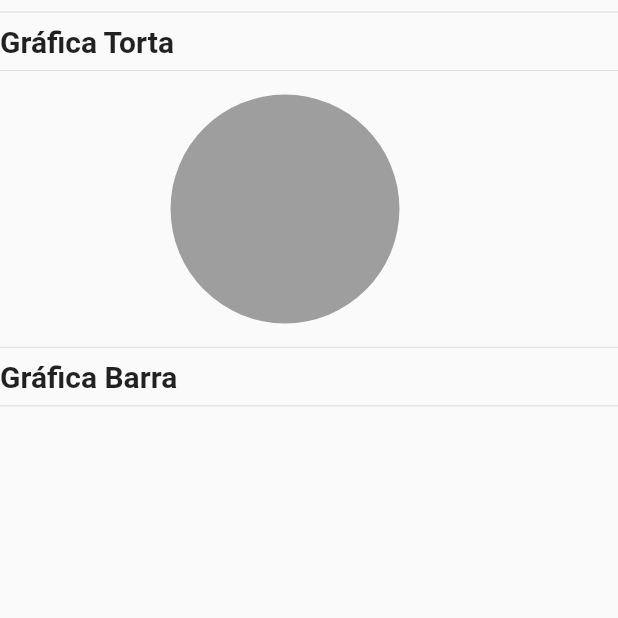
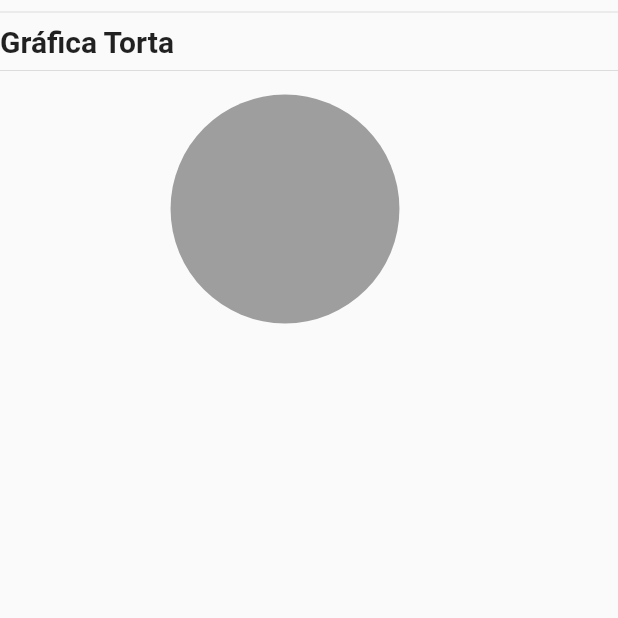
Before and after one commit to sixtoromero/agence-frontend, a Flutter app: the GraficoPage screen opened directly, on a phone screen of 412 x 824 dp, the top half of it. Run offline on Flutter 3.47's test engine with Material 2 defaults, Android fonts, the phone set to English and light mode, and no system bars; drawn by our look-alikes of pie_chart; our stand-ins replace dio; missing offline and left inert: date_range_picker; network calls fail.

Commit message:
Se aplican cambios para dejar por terminado el desarrollo

```diff
--- a/lib/src/pages/consultores_page.dart
+++ b/lib/src/pages/consultores_page.dart
@@ -117,7 +117,7 @@ class _ConsultoresPageState extends State<ConsultoresPage> {
             crossAxisAlignment: WrapCrossAlignment.center,
             children: <Widget>[
               RaisedButton(
-                child: Text('Abrir calendario'),
+                child: Text('Periodo'),
                 shape: OutlineInputBorder(
                   borderRadius: BorderRadius.circular(5.0),
                   borderSide: BorderSide(
--- a/lib/src/pages/grafico_page.dart
+++ b/lib/src/pages/grafico_page.dart
@@ -1,7 +1,9 @@
+import 'package:flutter/material.dart';
+
+import 'package:pie_chart/pie_chart.dart';
+
 import 'package:desempenho/src/models/Relatorio.dart';
 import 'package:desempenho/src/providers/Provider.dart';
-import 'package:flutter/material.dart';
-import 'package:pie_chart/pie_chart.dart';
 
 class GraficoPage extends StatefulWidget {
   @override
@@ -70,9 +72,9 @@ class _GraficoPageState extends State<GraficoPage> {
               _buildPie(),
             ],
           ),
-          Divider(),
-          Text('Gráfica Barra', style: estyleLabel),
-          Divider(),
+          // Divider(),
+          // Text('Gráfica Barra', style: estyleLabel),
+          // Divider(),
         ],
       )
     );
```
Also changed, not shown: pubspec.yaml (line endings or trailing spaces).
